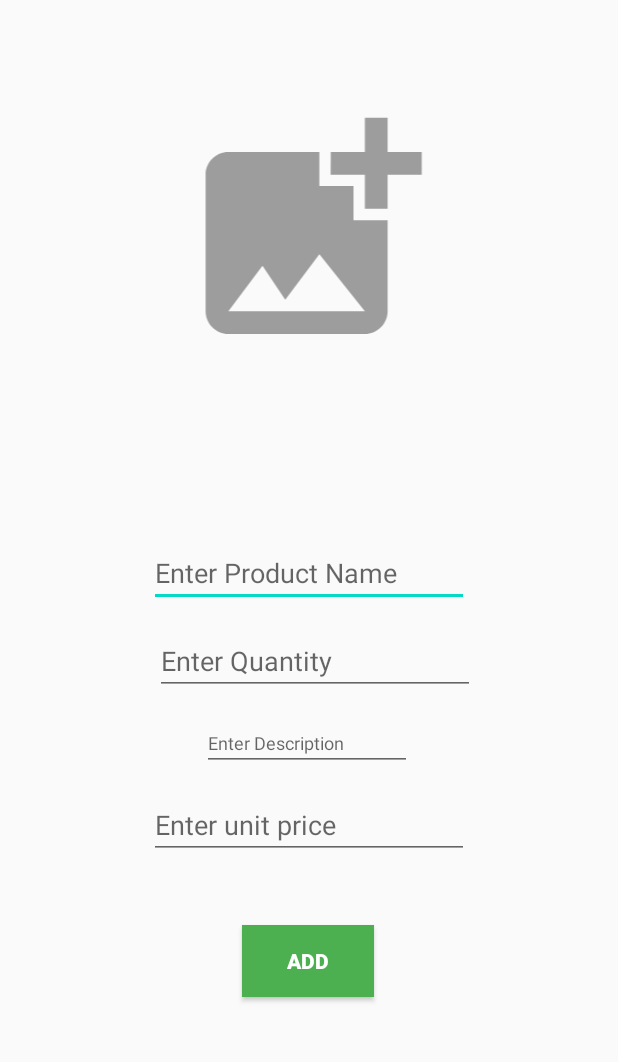
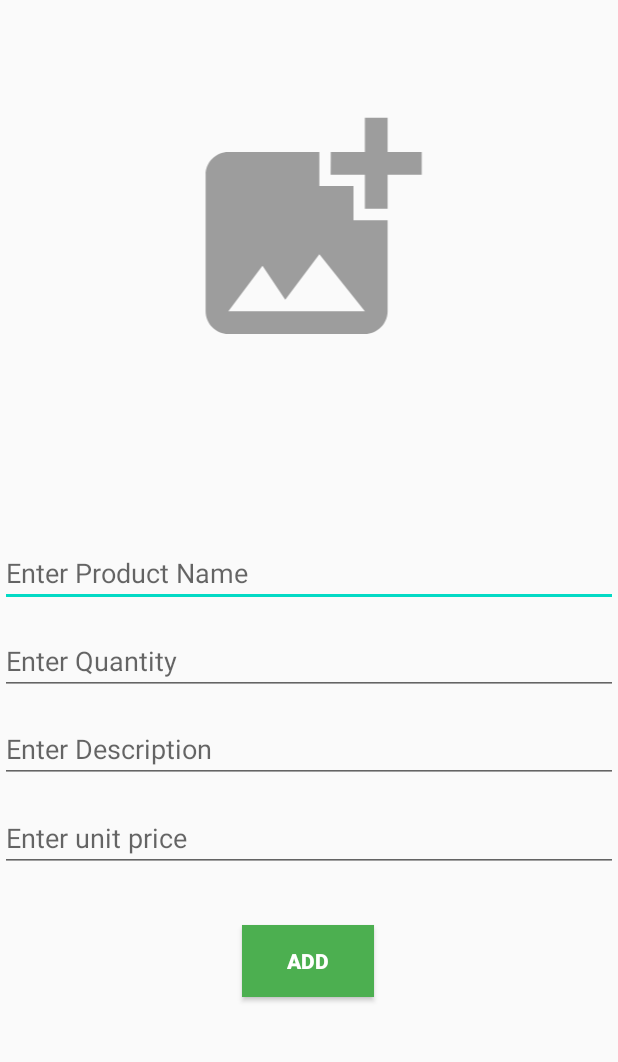
Before and after one commit to Sandun01/MAD_Project, an Android app: the woofadmin_viewProduct screen opened directly, with no data from a screen before it, after a tap on "ADD ITEM", on a phone screen of 412 x 824 dp, the part 105-1167 px from its top. Run offline under Robolectric (Android 15) with nearby library versions, the phone set to English and light mode, and no system bars; our stand-ins replace Firebase (no records; nobody signed in at launch, a user with empty details on screens opened directly), Picasso; Roboto replaces fonts that are not available here.

```diff
--- a/app/build.gradle
+++ b/app/build.gradle
@@ -32,6 +32,8 @@ dependencies {
     implementation 'com.google.android.material:material:1.2.0'
     implementation 'com.google.firebase:firebase-database:19.4.0'
     implementation 'com.google.firebase:firebase-storage:19.2.0'
+    implementation 'com.google.firebase:firebase-core:11.8.0'
+    implementation 'com.firebaseui:firebase-ui-database:3.2.2'
     testImplementation 'junit:junit:4.12'
     androidTestImplementation 'androidx.test.ext:junit:1.1.1'
     androidTestImplementation 'androidx.test.espresso:espresso-core:3.2.0'
--- a/app/src/main/java/com/example/mad/woofadmin_selectedProductView.java
+++ b/app/src/main/java/com/example/mad/woofadmin_selectedProductView.java
@@ -6,9 +6,15 @@ import androidx.appcompat.app.AppCompatActivity;
 
 public class woofadmin_selectedProductView extends AppCompatActivity {
 
+    String itemID;
+
     @Override
     protected void onCreate(Bundle savedInstanceState) {
         super.onCreate(savedInstanceState);
         setContentView(R.layout.activity_woofadmin_selected_product_view);
+
+        itemID =  getIntent().getStringExtra("itmID");
+        System.out.println("----------------------------"+itemID);
+
     }
 }
--- a/app/src/main/java/com/example/mad/woofadmin_viewProduct.java
+++ b/app/src/main/java/com/example/mad/woofadmin_viewProduct.java
@@ -3,7 +3,9 @@ package com.example.mad;
 import android.content.Intent;
 import android.media.MediaMetadataRetriever;
 import android.os.Bundle;
+import android.view.LayoutInflater;
 import android.view.View;
+import android.view.ViewGroup;
 import android.widget.Button;
 import android.widget.TextView;
 
@@ -13,27 +15,29 @@ import androidx.appcompat.app.AppCompatActivity;
 import androidx.recyclerview.widget.LinearLayoutManager;
 import androidx.recyclerview.widget.RecyclerView;
 
+import com.example.mad.viewholders.ProductViewholder;
+import com.firebase.ui.database.FirebaseRecyclerAdapter;
+import com.firebase.ui.database.FirebaseRecyclerOptions;
 import com.google.firebase.database.ChildEventListener;
 import com.google.firebase.database.DataSnapshot;
 import com.google.firebase.database.DatabaseError;
 import com.google.firebase.database.DatabaseReference;
 import com.google.firebase.database.FirebaseDatabase;
 import com.google.firebase.storage.FirebaseStorage;
+import com.squareup.picasso.Picasso;
 
 import java.util.ArrayList;
 import java.util.List;
 
 public class woofadmin_viewProduct extends AppCompatActivity {
 
-    FirebaseStorage mStorage;
-    FirebaseDatabase mDatabase;
-    DatabaseReference dbRef;
-    RecyclerView recyclerView;
-    ProductItem_Adapter productItem_adapter;
-    List<ProductItem>productItemList;
 
     TextView toViewProduct;
     Button addItem;
+    private DatabaseReference prRef;
+    private RecyclerView recyclerView;
+    RecyclerView.LayoutManager layoutManager;
+
 
     @Override
     protected void onCreate(Bundle savedInstanceState) {
@@ -42,57 +46,72 @@ public class woofadmin_viewProduct extends AppCompatActivity {
 
         addItem = findViewById(R.id.btnAdmin_addItem);
 
-//        mDatabase = FirebaseDatabase.getInstance();
-//        dbRef = FirebaseDatabase.getInstance().getReference().child("ProductItem");
-//        mStorage = FirebaseStorage.getInstance();
-//        recyclerView = findViewById(R.id.recyclerView_Products);
-//        recyclerView.setHasFixedSize(true);
-//        recyclerView.setLayoutManager(new LinearLayoutManager(this));
+                //initializing
+        prRef = FirebaseDatabase.getInstance().getReference().child("ProductItem");
 
-//        productItemList=new ArrayList<ProductItem>();
-//        productItem_adapter =new ProductItem_Adapter(woofadmin_viewProduct.this,productItemList);
-//        recyclerView.setAdapter(productItem_adapter);
+        recyclerView = findViewById(R.id.recyclerView_Products);
+        recyclerView.setHasFixedSize(true);
 
-//        dbRef.addChildEventListener(new ChildEventListener() {
-//            @Override
-//            public void onChildAdded(@NonNull DataSnapshot snapshot, @Nullable String previousChildName) {
-//                ProductItem productItem=snapshot.getValue(ProductItem.class);
-//                productItemList.add(productItem);
-//                productItem_adapter.notifyDataSetChanged();
-//            }
-//
-//            @Override
-//            public void onChildChanged(@NonNull DataSnapshot snapshot, @Nullable String previousChildName) {
-//
-//            }
-//
-//            @Override
-//            public void onChildRemoved(@NonNull DataSnapshot snapshot) {
-//
-//            }
-//
-//            @Override
-//            public void onChildMoved(@NonNull DataSnapshot snapshot, @Nullable String previousChildName) {
-//
-//            }
-//
-//            @Override
-//            public void onCancelled(@NonNull DatabaseError error) {
-//
-//            }
-//        });
+        layoutManager = new LinearLayoutManager(this);
+        recyclerView.setLayoutManager(layoutManager);
+
+
     }
+
+    @Override
+    protected void onStart() {
+        super.onStart();
+
+        FirebaseRecyclerOptions<ProductItem> options =
+                new FirebaseRecyclerOptions.Builder<ProductItem>()
+                        .setQuery(prRef, ProductItem.class)
+                        .build();
+
+        FirebaseRecyclerAdapter<ProductItem, ProductViewholder> adapter =
+                new FirebaseRecyclerAdapter<ProductItem, ProductViewholder>(options) {
+
+                    @Override
+                    protected void onBindViewHolder(@NonNull ProductViewholder holder, int i, @NonNull final ProductItem model)
+                    {
+                        holder.pnameTxt.setText(model.getProductName());
+                        holder.priceTxt.setText("Price: Rs." + model.getUnitPrice().toString());
+                        holder.pdesTxt.setText("Description: " + model.getDescription());
+                        Picasso.get().load(model.getImage()).into(holder.imageView);
+
+                        holder.itemView.setOnClickListener(new View.OnClickListener() {
+                            @Override
+                            public void onClick(View view) {
+                                Intent intent = new Intent(woofadmin_viewProduct.this, woofadmin_selectedProductView.class);
+                                intent.putExtra("itmID", model.getId());
+                                startActivity(intent);
+
+                            }
+                        });
+
+                    }
+
+                    @NonNull
+                    @Override
+                    public ProductViewholder onCreateViewHolder(@NonNull ViewGroup parent, int viewType)
+                    {
+
+                        View view = LayoutInflater.from(parent.getContext()).inflate(R.layout.design_rows_for_rv, parent,false);
+
+                        ProductViewholder holder = new ProductViewholder(view);
+
+                        return holder;
+                    }
+                };
+
+        recyclerView.setAdapter(adapter);
+        adapter.startListening();
+
+    }
+
 
     @Override
     protected void onResume() {
         super.onResume();
-//        toViewProduct.setOnClickListener(new View.OnClickListener() {
-//            @Override
-//            public void onClick(View view) {
-//                Intent intent = new Intent(woofadmin_viewProduct.this,woofadmin_selectedProductView.class);
-//                startActivity(intent);
-//            }
-//        });
 
         addItem.setOnClickListener(new View.OnClickListener() {
             @Override
--- a/app/src/main/res/layout/activity_woofadmin_add_item.xml
+++ b/app/src/main/res/layout/activity_woofadmin_add_item.xml
@@ -47,7 +47,7 @@
 
         <EditText
             android:id="@+id/EtinputProductname"
-            android:layout_width="wrap_content"
+            android:layout_width="0dp"
             android:layout_height="wrap_content"
             android:ems="10"
             android:hint="@string/etproductname"
@@ -61,18 +61,18 @@
 
         <EditText
             android:id="@+id/EtinputDescription"
-            android:layout_width="wrap_content"
+            android:layout_width="0dp"
             android:layout_height="wrap_content"
             android:ems="10"
             android:hint="@string/etinputdescript"
             android:inputType="textPersonName"
-            android:textSize="12sp"
+            android:textSize="18sp"
             app:layout_constraintBottom_toBottomOf="parent"
             app:layout_constraintEnd_toEndOf="parent"
-            app:layout_constraintHorizontal_bias="0.495"
+            app:layout_constraintHorizontal_bias="0.0"
             app:layout_constraintStart_toStartOf="parent"
             app:layout_constraintTop_toTopOf="parent"
-            app:layout_constraintVertical_bias="0.737" />
+            app:layout_constraintVertical_bias="0.746" />
 
         <Button
             android:id="@+id/btnAddProduct"
@@ -103,7 +103,7 @@
 
         <EditText
             android:id="@+id/EtinputQty"
-            android:layout_width="wrap_content"
+            android:layout_width="0dp"
             android:layout_height="wrap_content"
             android:ems="10"
             android:hint="@string/etinputProductqty"
@@ -117,16 +117,17 @@
 
         <EditText
             android:id="@+id/EtinputUnitPrice"
-            android:layout_width="wrap_content"
+            android:layout_width="0dp"
             android:layout_height="wrap_content"
             android:ems="10"
             android:hint="@string/etinputUP"
             android:inputType="numberDecimal"
             app:layout_constraintBottom_toBottomOf="parent"
             app:layout_constraintEnd_toEndOf="parent"
+            app:layout_constraintHorizontal_bias="0.0"
             app:layout_constraintStart_toStartOf="parent"
             app:layout_constraintTop_toTopOf="parent"
-            app:layout_constraintVertical_bias="0.826" />
+            app:layout_constraintVertical_bias="0.839" />
 
     </androidx.constraintlayout.widget.ConstraintLayout>
     <!--body end-->
```
Also changed, not shown: app/src/main/java/com/example/mad/interfaces/ItemClicklistner.java (added, +9 -0 lines), app/src/main/java/com/example/mad/viewholders/ProductViewholder.java (added, +40 -0 lines), app/src/main/res/layout/design_rows_for_rv.xml (+22 -5 lines).
